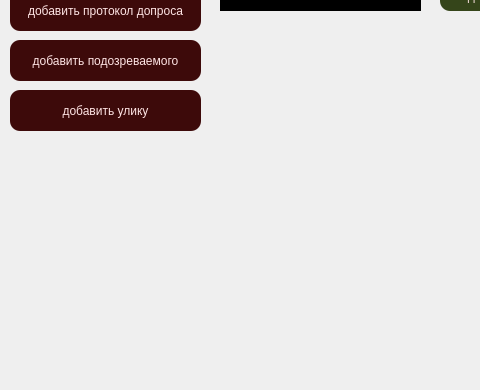
Before: the Qt Designer form UI/InvestigatorMainWindow.ui in wais-1/criminal_komi, drawn with Qt 5; both pictures show x 0 to 480 and y 210 to 600 of the 800 by 600 pixel window.
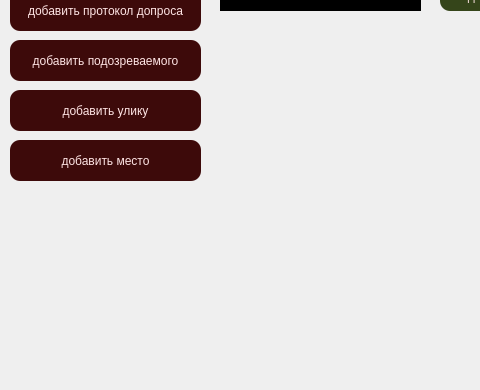
After: the same form once the commit is applied. Icons and pictures are not drawn.

Commit message: dialogs are opening, admin, user, investigator open different windows and can login, added registration

```diff
--- a/UI/InvestigatorMainWindow.ui
+++ b/UI/InvestigatorMainWindow.ui
@@ -315,6 +315,28 @@
      <string>следователь</string>
     </property>
    </widget>
+   <widget class="QPushButton" name="pushButton_10">
+    <property name="geometry">
+     <rect>
+      <x>10</x>
+      <y>350</y>
+      <width>191</width>
+      <height>41</height>
+     </rect>
+    </property>
+    <property name="cursor">
+     <cursorShape>PointingHandCursor</cursorShape>
+    </property>
+    <property name="styleSheet">
+     <string notr="true">border-radius: 10px;
+background-color: #3D0A0A;
+padding: 5px;
+color: #FFE5E5;</string>
+    </property>
+    <property name="text">
+     <string>добавить место</string>
+    </property>
+   </widget>
   </widget>
   <widget class="QMenuBar" name="menubar">
    <property name="geometry">
```
The commit also changes 20 other files.
